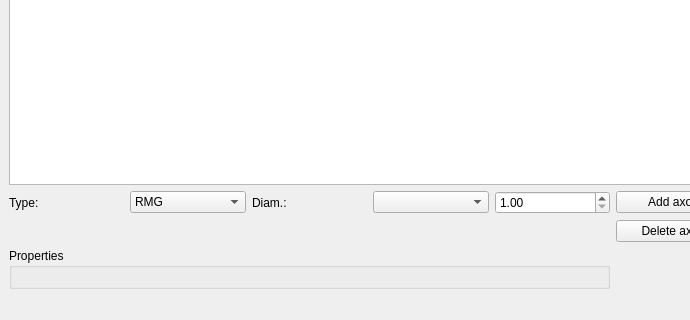
This is ui_master_sim.ui in TheJRapp/PeriphNeuronStim as Qt 5 draws it before an edit; both pictures show x 0 to 690 and y 322 to 642 of the 1131 by 642 pixel window. The edited form follows.
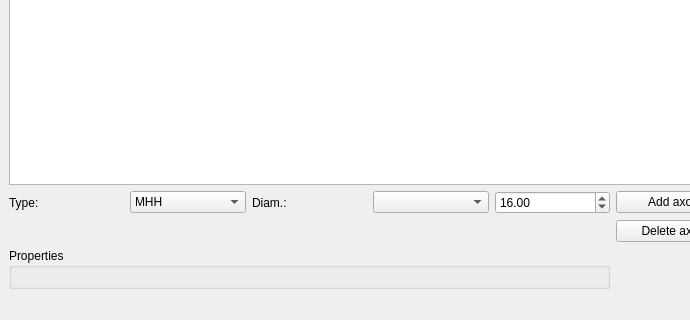
This is the edited form.

Patch:
```diff
--- a/ui_master_sim.ui
+++ b/ui_master_sim.ui
@@ -30,6 +30,9 @@
       <property name="maximum">
        <double>20.000000000000000</double>
       </property>
+      <property name="value">
+       <double>16.000000000000000</double>
+      </property>
      </widget>
     </item>
     <item row="5" column="5">
@@ -43,7 +46,7 @@
      <widget class="QComboBox" name="axon_type_combo_box">
       <item>
        <property name="text">
-        <string>RMG</string>
+        <string>MHH</string>
        </property>
       </item>
       <item>
```
Left out of the diff: 2 changed lines with no effect on the pictures.
